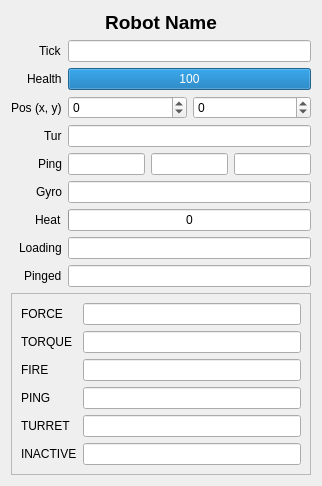
First picture: the form in data/ui/debug.ui, repository tvoli/pybotwar, before the edit.
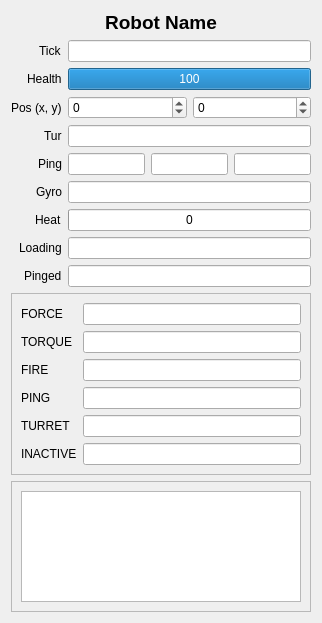
Second picture: the form after the edit.

Commit message: show logfile in debug window

```diff
--- a/data/ui/debug.ui
+++ b/data/ui/debug.ui
@@ -7,13 +7,13 @@
     <x>0</x>
     <y>0</y>
     <width>322</width>
-    <height>478</height>
+    <height>623</height>
    </rect>
   </property>
   <property name="windowTitle">
    <string>Dialog</string>
   </property>
-  <layout class="QVBoxLayout" name="verticalLayout">
+  <layout class="QVBoxLayout" name="verticalLayout_2">
    <item>
     <widget class="QLabel" name="rname">
      <property name="maximumSize">
@@ -257,6 +257,21 @@
      </layout>
     </widget>
    </item>
+   <item>
+    <widget class="QFrame" name="frame">
+     <property name="frameShape">
+      <enum>QFrame::StyledPanel</enum>
+     </property>
+     <property name="frameShadow">
+      <enum>QFrame::Raised</enum>
+     </property>
+     <layout class="QVBoxLayout" name="verticalLayout">
+      <item>
+       <widget class="QTextEdit" name="logarea"/>
+      </item>
+     </layout>
+    </widget>
+   </item>
   </layout>
  </widget>
  <resources/>
```
The commit also changes 3 other files.
